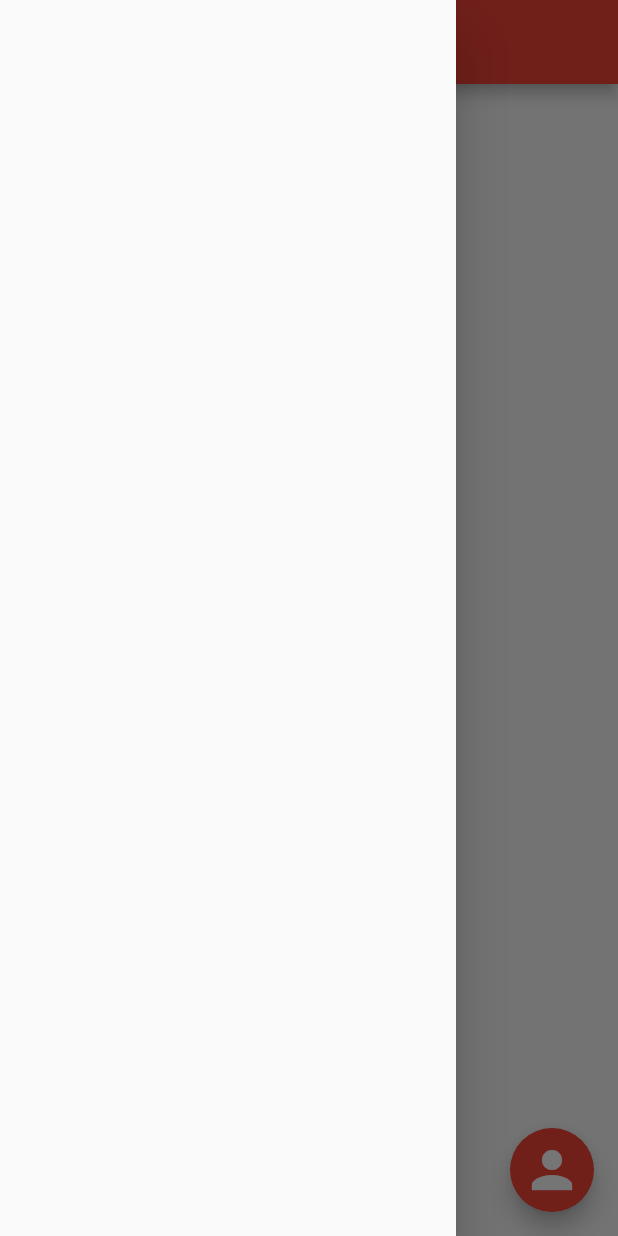
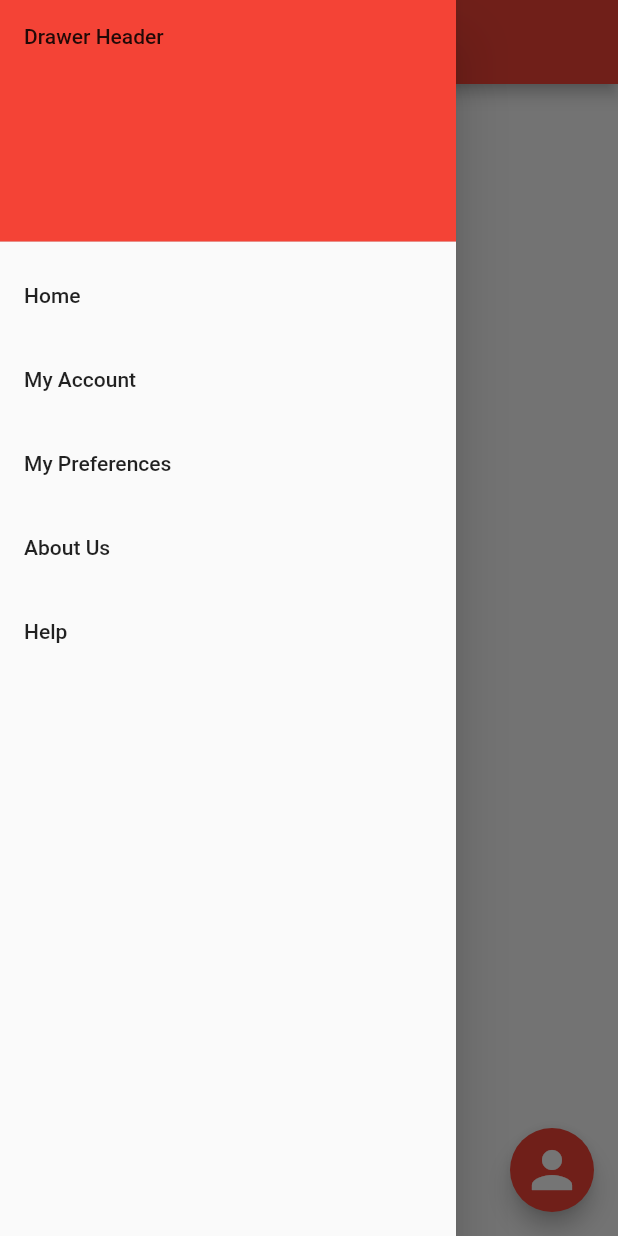
Before and after one commit to Sarani08/CTSE-proj, a Flutter app: the screen it shows after launch, with the side drawer open, on a phone screen of 412 x 824 dp. Run offline on Flutter 3.47's test engine with Material 2 defaults, Android fonts, the phone set to English and light mode, and no system bars; our stand-ins replace google_fonts.

Commit message:
Apps Drawer done

```diff
--- a/rotten_tomatoes/lib/home_screen.dart
+++ b/rotten_tomatoes/lib/home_screen.dart
@@ -1,5 +1,7 @@
 import 'package:flutter/material.dart';
 import 'package:google_fonts/google_fonts.dart';
+
+import 'navigation.dart';
 
 
 class HomeScreen extends StatefulWidget {
@@ -23,14 +25,65 @@ class _HomeScreenState extends State<HomeScreen> with TickerProviderStateMixin {
         backgroundColor: Colors.red,
         title: Text("Pyxy",
         style: GoogleFonts.pacifico(),
-        // TextStyle(
-        //   GoogleFonts.pacifico(),
-        //   fontStyle: FontStyle.italic,
-        //   fontSize: 18.0,
-        // ),
         ),
       ),
-      drawer: Drawer(),
+      drawer: Drawer(
+        child: ListView(
+          padding : EdgeInsets.zero,
+          children: <Widget>[
+            DrawerHeader(
+              child: Text('Drawer Header'),
+              decoration: BoxDecoration(
+                color: Colors.red,
+              ),
+            ),
+            ListTile(
+              title: Text('Home'),
+              onTap: () {
+                // Update the state of the app
+                // ...
+                // Then close the drawer
+                MyNavigator.goToHome(context);
+              },
+            ),
+            ListTile(
+              title: Text('My Account'),
+              onTap: () {
+                // Update the state of the app
+                // ...
+                // Then close the drawer
+                Navigator.pop(context);
+              },
+            ),
+            ListTile(
+              title: Text('My Preferences'),
+              onTap: () {
+                // Update the state of the app
+                // ...
+                // Then close the drawer
+                Navigator.pop(context);
+              },
+            ),
+            ListTile(
+              title: Text('About Us'),
+              onTap: () {
+                // Update the state of the app
+                // ...
+                // Then close the drawer
+                Navigator.pop(context);
+              },
+            ),
+            ListTile(
+              title: Text('Help'),
+              onTap: () {
+                // Update the state of the app
+                // ...
+                // Then close the drawer
+                Navigator.pop(context);
+              },
+            ),
+          ],
+        ) ,),
       body: new Center(
 
       ),
--- a/rotten_tomatoes/lib/navigation.dart
+++ b/rotten_tomatoes/lib/navigation.dart
@@ -4,4 +4,6 @@ class MyNavigator {
   static void goToHome(BuildContext context) {
     Navigator.pushNamed(context, "/home");
   }
+
+
 }
--- a/rotten_tomatoes/lib/splash_screen.dart
+++ b/rotten_tomatoes/lib/splash_screen.dart
@@ -54,7 +54,9 @@ class _SplashScreenState extends State<SplashScreen> {
                 child: Column(
                   mainAxisAlignment: MainAxisAlignment.center,
                   children: <Widget>[
-                    CircularProgressIndicator(backgroundColor: Colors.red,),
+                    CircularProgressIndicator(backgroundColor: Colors.red,
+                    valueColor: AlwaysStoppedAnimation<Color>(Colors.white),
+                      ),
                     Padding(
                       padding: EdgeInsets.only(top: 20.0),
                     ),
```
